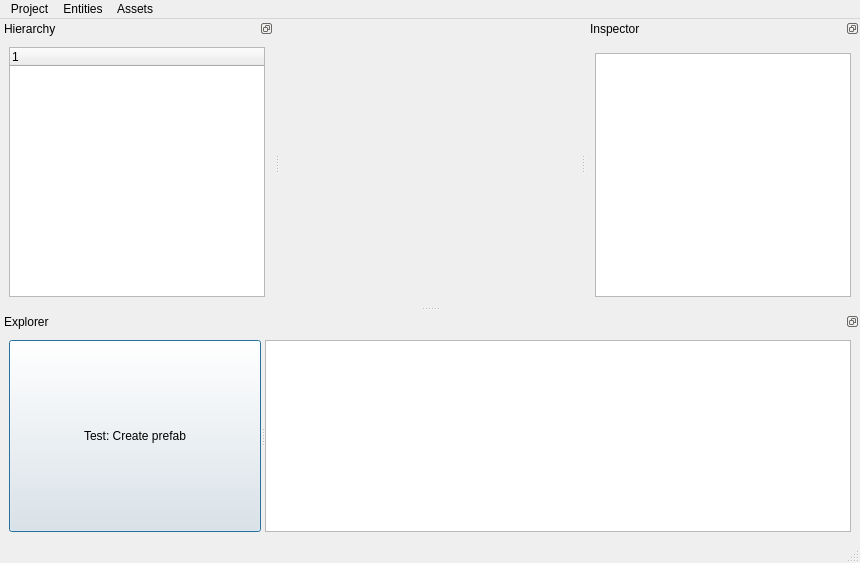
The window that res/WindowMain.ui (Bang3DEngine/OldBang) describes before a commit, drawn with Qt 5.
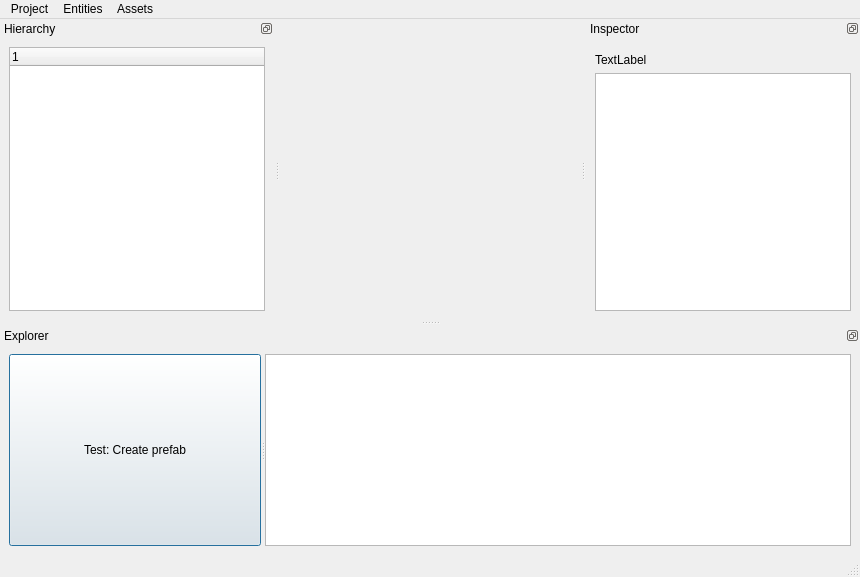
The same window after the commit. Custom widgets are drawn as their Qt base class.

Commit message: Inspector now shows ToString of Hierarchy selected items

What changed in the file:
```diff
--- a/res/WindowMain.ui
+++ b/res/WindowMain.ui
@@ -10,7 +10,7 @@
     <x>0</x>
     <y>0</y>
     <width>860</width>
-    <height>563</height>
+    <height>577</height>
    </rect>
   </property>
   <property name="windowTitle">
@@ -157,7 +157,14 @@
       <widget class="QWidget" name="widget" native="true"/>
      </item>
      <item>
-      <layout class="QVBoxLayout" name="verticalLayout_2" stretch="1">
+      <layout class="QVBoxLayout" name="verticalLayout_2" stretch="0,1">
+       <item>
+        <widget class="QLabel" name="labelInspectorEntityName">
+         <property name="text">
+          <string>TextLabel</string>
+         </property>
+        </widget>
+       </item>
        <item>
         <widget class="ListInspector" name="widgetListInspector"/>
        </item>
```
Left out of the diff: 20 changed lines with no effect on the pictures. The commit also changes 13 other files.
